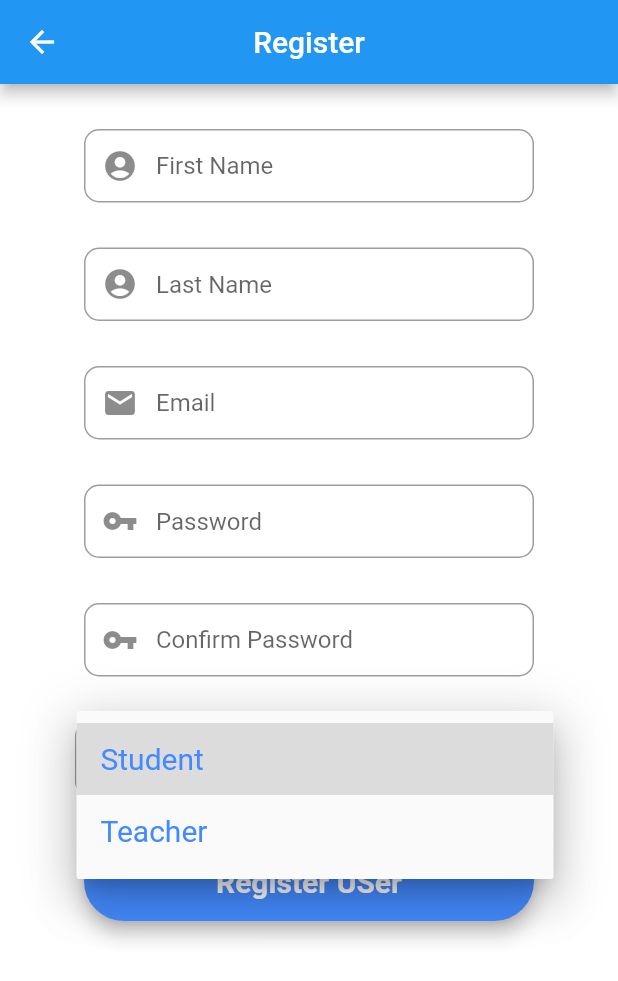
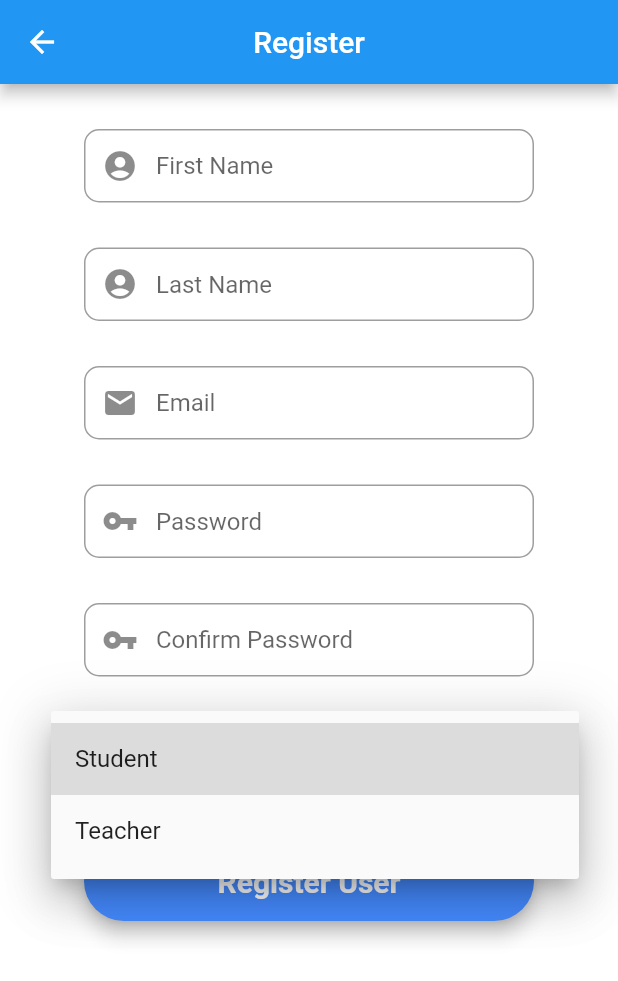
Before and after one commit to SexySparrow/QResent_MPS_Project, a Flutter app: the RegisterScreen screen opened directly, after a tap on "Select User Type", on a phone screen of 412 x 824 dp. Shown: the top 981 px of the screen. Run offline on Flutter 3.47's test engine with Material 2 defaults, Android fonts, the phone set to English and light mode, and no system bars; our stand-ins replace cloud_firestore, firebase_auth, firebase_core, fluttertoast; accounts and stored records are empty.

Commit message:
Changed dropdown button design

```diff
--- a/qresent/lib/screens/register_screen.dart
+++ b/qresent/lib/screens/register_screen.dart
@@ -68,7 +68,7 @@ class _RegisterScreenState extends State<RegisterScreen> {
                             ),
                             validator: (input) {
                               if (input!.isEmpty) {
-                                return 'First Name cannot be Empty';
+                                return 'Please enter First Name';
                               }
                             },
                             textInputAction: TextInputAction.next,
@@ -99,7 +99,7 @@ class _RegisterScreenState extends State<RegisterScreen> {
                             ),
                             validator: (input) {
                               if (input!.isEmpty) {
-                                return 'Last Name cannot be Empty';
+                                return 'Please enter Last Name';
                               }
                             },
                             textInputAction: TextInputAction.next,
@@ -188,7 +188,7 @@ class _RegisterScreenState extends State<RegisterScreen> {
                           width: 300,
                           child: TextFormField(
                             controller: confirmPasswordController,
-                            textInputAction: TextInputAction.done,
+                            textInputAction: TextInputAction.next,
                             decoration: InputDecoration(
                               prefixIcon: const Icon(Icons.vpn_key),
                               contentPadding:
@@ -220,27 +220,34 @@ class _RegisterScreenState extends State<RegisterScreen> {
                           left: 50.0,
                           right: 50.0,
                         ),
-                        child: Container(
-                          padding: const EdgeInsets.only(
+                        child: DropdownButtonFormField<String>(
+                          decoration: InputDecoration(
+                            contentPadding: const EdgeInsets.only(
                               left: 16,
-                            right: 16,
+                              top: 10,
+                              bottom: 10,
                             ),
-                          decoration: BoxDecoration(
-                            border: Border.all(color: Colors.grey, width: 1),
+                            prefixIcon:
+                                const Icon(Icons.supervised_user_circle),
+                            border: OutlineInputBorder(
                               borderRadius: BorderRadius.circular(10),
                             ),
-                          child: DropdownButton<String>(
+                          ),
                           hint: const Text("Select User Type"),
                           value: dropdownValue,
                           icon: const Icon(Icons.arrow_drop_down),
                           iconSize: 30,
                           elevation: 16,
                           isExpanded: true,
+                          validator: (input) {
+                            if (input == null) {
+                              return 'Please Select a User Type';
+                            }
+                          },
                           style: const TextStyle(
-                              color: Colors.blueAccent,
-                              fontSize: 20,
+                            color: Colors.black87,
+                            fontSize: 16,
                           ),
-                            underline: const SizedBox(),
                           onChanged: (newValue) {
                             setState(() {
                               dropdownValue = newValue!;
@@ -252,7 +259,6 @@ class _RegisterScreenState extends State<RegisterScreen> {
                               child: Text(value),
                             );
                           }).toList(),
-                          ),
                         ),
                       ),
                     ],
@@ -275,7 +281,7 @@ class _RegisterScreenState extends State<RegisterScreen> {
                       padding: const EdgeInsets.fromLTRB(20, 15, 20, 15),
                       minWidth: 300,
                       child: const Text(
-                        "Register USer",
+                        "Register User",
                         textAlign: TextAlign.center,
                         style: TextStyle(
                           fontSize: 20,
@@ -295,15 +301,13 @@ class _RegisterScreenState extends State<RegisterScreen> {
   }
 
   void signUp(String email, String password) async {
-    if (_formKey.currentState!.validate() && dropdownValue != null) {
+    if (_formKey.currentState!.validate()) {
       await _auth
           .createUserWithEmailAndPassword(email: email, password: password)
           .then((value) => postDetailsToFirestore())
           .catchError((e) {
         Fluttertoast.showToast(msg: e!.message);
       });
-    } else if (dropdownValue == null) {
-      Fluttertoast.showToast(msg: "Please select a user type");
     }
   }
 
```
Lines whose indentation alone changed are shown as unchanged.
